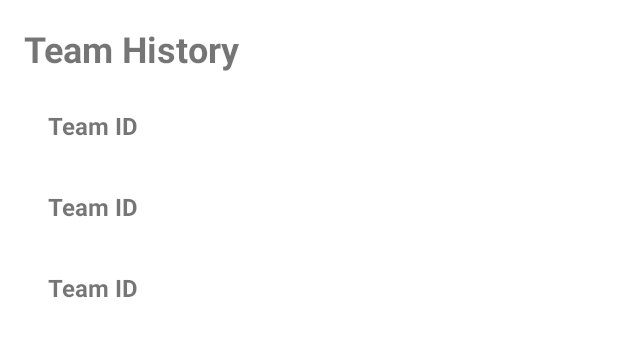
After one commit to marzinp/codelab-android-room-with-a-view-kotlin, an Android app: the layout fragment_team_history.xml on its own in the app's theme, with its tools: preview values and no code run, on a phone screen of 412 x 824 dp. The commit adds this screen. Shown: the top 337 px of the screen. Run offline under Robolectric (Android 15) with nearby library versions, the phone set to English and light mode, and no system bars.

```diff
--- a/app/src/main/java/com/example/android/badminton/MainActivity.kt
+++ b/app/src/main/java/com/example/android/badminton/MainActivity.kt
@@ -44,7 +44,7 @@ class MainActivity : AppCompatActivity() {
             .setView(passwordInput)
             .setPositiveButton("OK") { _, _ ->
                 val enteredPassword = passwordInput.text.toString()
-                passwordEntered = enteredPassword == "123" // Set based on entered password
+                passwordEntered = enteredPassword == "mayavi" // Set based on entered password
                 UserSession.setAdminStatus(passwordEntered)
             }
             .setNegativeButton("Cancel", null)
--- a/app/src/main/java/com/example/android/badminton/PlayersApplication.kt
+++ b/app/src/main/java/com/example/android/badminton/PlayersApplication.kt
@@ -22,6 +22,7 @@ import com.example.android.badminton.data.Player
 import com.example.android.badminton.data.PlayerRepository
 import com.example.android.badminton.data.PlayerRoomDatabase
 import com.example.android.badminton.data.MatchRepository
+import com.example.android.badminton.data.TeamHistoryRepository
 import com.example.android.badminton.data.TeamRepository
 import kotlinx.coroutines.CoroutineScope
 import kotlinx.coroutines.Dispatchers
@@ -40,6 +41,7 @@ class PlayersApplication : Application() {
     val matchRepository: MatchRepository by lazy { MatchRepository(database.matchDao()) }
     val playerRepository: PlayerRepository by lazy { PlayerRepository(database.playerDao()) }
     val teamRepository: TeamRepository by lazy { TeamRepository(database.teamDao()) }
+    val teamHistoryRepository by lazy { TeamHistoryRepository(database.teamHistoryDao()) }
 
     override fun onCreate() {
         super.onCreate()
--- a/app/src/main/java/com/example/android/badminton/data/TeamHistory.kt
+++ b/app/src/main/java/com/example/android/badminton/data/TeamHistory.kt
@@ -3,9 +3,8 @@ package com.example.android.badminton.data
 import androidx.room.Entity
 import androidx.room.PrimaryKey
 
-@Entity
+@Entity(tableName = "teamhistory_table")
 data class TeamHistory(
     @PrimaryKey(autoGenerate = true) val id: Int = 0,
-    val player1Id: Int,
-    val player2Id: Int
+    val teamId: Int
 )
--- a/app/src/main/java/com/example/android/badminton/data/TeamHistoryDao.kt
+++ b/app/src/main/java/com/example/android/badminton/data/TeamHistoryDao.kt
@@ -8,8 +8,8 @@ import androidx.room.Query
 @Dao
 interface TeamHistoryDao {
     @Insert(onConflict = OnConflictStrategy.IGNORE)
-    fun insertTeamHistory(teamHistory: TeamHistory)
+    suspend fun insertTeamHistory(teamHistory: TeamHistory)
 
-    @Query("SELECT * FROM teamhistory WHERE (player1Id = :player1Id AND player2Id = :player2Id) OR (player1Id = :player2Id AND player2Id = :player1Id)")
-    fun getTeamHistory(player1Id: Int, player2Id: Int): TeamHistory?
+    @Query("SELECT * FROM teamhistory WHERE teamId = :teamId")
+    suspend fun getTeamHistory(teamId: Int): TeamHistory?
 }
--- /dev/null
+++ b/app/src/main/res/layout/fragment_team_history.xml
@@ -0,0 +1,23 @@
+<!-- res/layout/fragment_team_history.xml -->
+<LinearLayout xmlns:android="http://schemas.android.com/apk/res/android"
+    android:layout_width="match_parent"
+    android:layout_height="match_parent"
+    xmlns:tools="http://schemas.android.com/tools"
+    android:orientation="vertical"
+    android:padding="16dp">
+
+    <TextView
+        android:layout_width="wrap_content"
+        android:layout_height="wrap_content"
+        android:text="Team History"
+        android:textSize="24sp"
+        android:textStyle="bold"
+        android:paddingBottom="8dp" />
+
+    <androidx.recyclerview.widget.RecyclerView
+        android:id="@+id/recyclerViewTeamHistory"
+        android:layout_width="match_parent"
+        android:layout_height="match_parent"
+        tools:listitem="@layout/recyclerview_team_history_item" />
+</LinearLayout>
+    <!-- fragment_team_history.xml -->
--- /dev/null
+++ b/app/src/main/res/layout/recyclerview_team_history_item.xml
@@ -0,0 +1,16 @@
+<!-- res/layout/recyclerview_team_history_item.xml -->
+<LinearLayout xmlns:android="http://schemas.android.com/apk/res/android"
+    android:layout_width="match_parent"
+    android:layout_height="wrap_content"
+    android:orientation="horizontal"
+    android:padding="16dp">
+
+    <TextView
+        android:id="@+id/textViewTeamId"
+        android:layout_width="wrap_content"
+        android:layout_height="wrap_content"
+        android:text="Team ID"
+        android:textSize="16sp"
+        android:textStyle="bold" />
+
+</LinearLayout>
```
Also changed, not shown: app/src/main/java/com/example/android/badminton/UI/TeamHistoryFragment.kt (added, +64 -0 lines), app/src/main/java/com/example/android/badminton/UI/TeamHistoryListAdapter.kt (added, +45 -0 lines), app/src/main/java/com/example/android/badminton/UI/TeamHistoryViewModel.kt (added, +34 -0 lines), app/src/main/java/com/example/android/badminton/data/TeamHistoryRepository.kt (added, +17 -0 lines).
